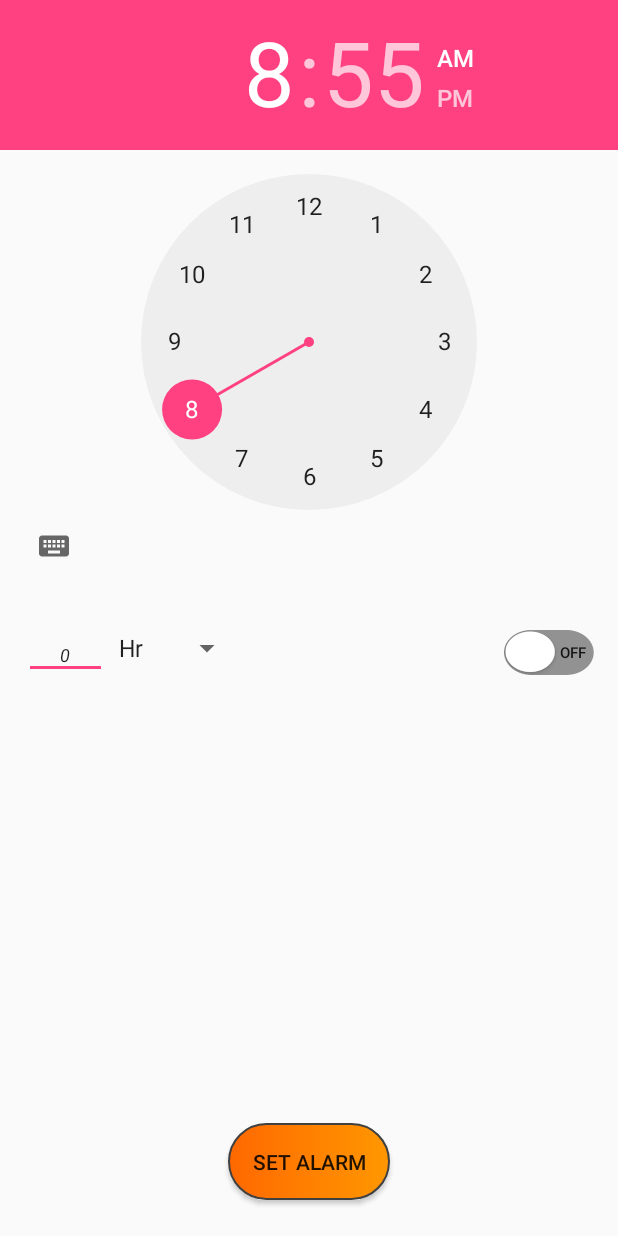
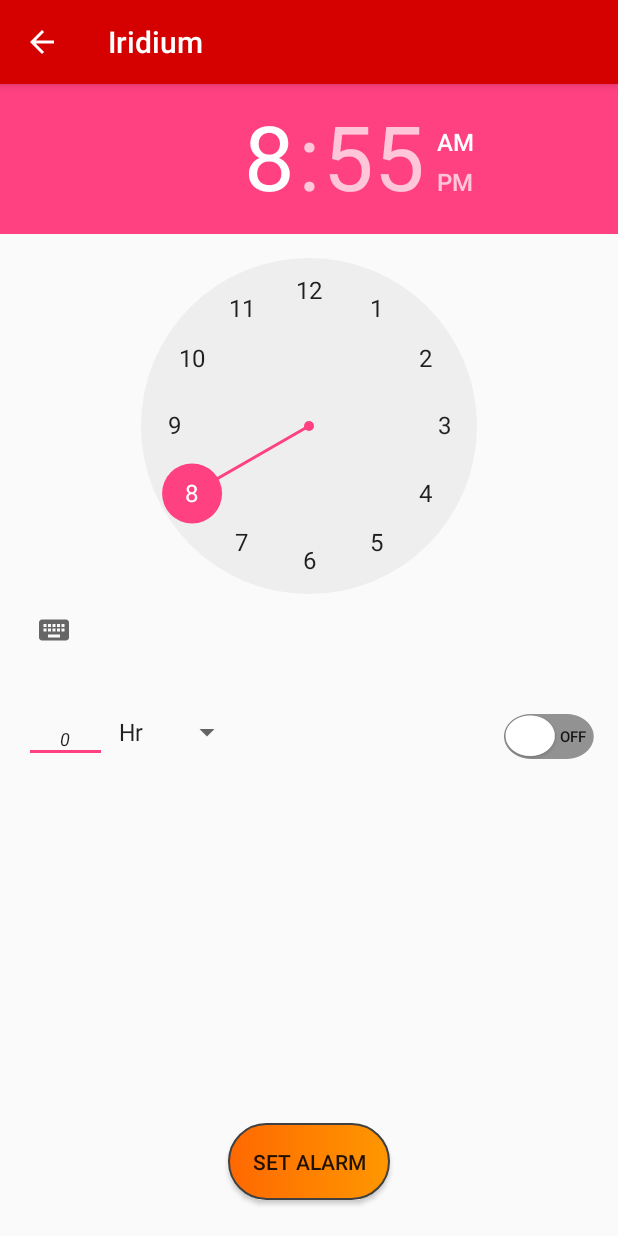
Before and after one commit to droideveloper1996/InternetOfThings1, an Android app: the MainActivity screen opened directly, with no data from a screen before it, in the side drawer, after a tap on "Timer", on a phone screen of 412 x 824 dp. Run offline under Robolectric (Android 15) with nearby library versions, the light colour scheme and no system bars; our stand-ins replace Volley; libraries missing offline, so code that uses them is left out: com.firebase.jobdispatcher; network calls fail; 8 statements that could not run were skipped.

Commit message:
FCM - 24/07/2017

```diff
--- a/app/build.gradle
+++ b/app/build.gradle
@@ -26,6 +26,7 @@ dependencies {
         exclude group: 'com.android.support', module: 'support-annotations'
     })
 
+
     compile 'com.android.support:appcompat-v7:25.3.1'
     compile 'com.android.support:design:25.3.1'
     compile 'com.android.support:recyclerview-v7:25.0.1'
@@ -37,7 +38,7 @@ dependencies {
     compile 'com.android.support.constraint:constraint-layout:1.0.2'
     compile 'com.firebase:firebase-jobdispatcher:0.5.0'
     compile 'com.android.support:multidex:1.0.1'
-
+    compile 'com.google.firebase:firebase-messaging:9.2.0'
     testCompile 'junit:junit:4.12'
 }
 
@@ -45,4 +46,5 @@ dependencies {
 
 
 
+
 apply plugin: 'com.google.gms.google-services'
--- a/app/src/main/java/iotmaster/com/internetofthings/UserInterface/AlarmActivity.java
+++ b/app/src/main/java/iotmaster/com/internetofthings/UserInterface/AlarmActivity.java
@@ -5,6 +5,7 @@ import android.app.PendingIntent;
 import android.content.Intent;
 import android.os.Bundle;
 import android.support.v7.app.AppCompatActivity;
+import android.support.v7.widget.Toolbar;
 import android.util.Log;
 import android.view.View;
 import android.view.View.OnClickListener;
@@ -38,6 +39,9 @@ public class AlarmActivity extends AppCompatActivity implements AdapterView.OnIt
     protected void onCreate(Bundle savedInstanceState) {
         super.onCreate(savedInstanceState);
         setContentView(R.layout.activity_alarm);
+        Toolbar toolbar = (Toolbar) findViewById(R.id.toolbar);
+        setSupportActionBar(toolbar);
+        getSupportActionBar().setDisplayHomeAsUpEnabled(true);
 
         final TimePicker timePicker = (TimePicker) findViewById(R.id.timePicker);
         Button button = (Button) findViewById(R.id.setTime);
@@ -99,7 +103,7 @@ public class AlarmActivity extends AppCompatActivity implements AdapterView.OnIt
         calendar.set(Calendar.HOUR_OF_DAY, hour);
         calendar.set(Calendar.MINUTE, min);
         alarmManager.setRepeating(AlarmManager.RTC_WAKEUP, calendar.getTimeInMillis(),
-               intervalFrequency, pendingIntent);
+                intervalFrequency, pendingIntent);
         Log.i("AlarmActivity", intervalFrequency.toString());
     }
 
@@ -109,17 +113,15 @@ public class AlarmActivity extends AppCompatActivity implements AdapterView.OnIt
 
         switch (position) {
             case 0:
-                intervalFrequency = timX * 3600 * 1*1000;
+                intervalFrequency = timX * 3600 * 1 * 1000;
                 break;
             case 1:
-                intervalFrequency = timX * 60*1000;
+                intervalFrequency = timX * 60 * 1000;
                 break;
             case 2:
-                intervalFrequency = timX*1000;
+                intervalFrequency = timX * 1000;
                 break;
         }
-
-
 
 
     }
--- a/app/src/main/java/iotmaster/com/internetofthings/UserInterface/MainActivity.java
+++ b/app/src/main/java/iotmaster/com/internetofthings/UserInterface/MainActivity.java
@@ -7,14 +7,17 @@ import android.content.Context;
 import android.content.DialogInterface;
 import android.content.Intent;
 import android.content.IntentFilter;
+import android.content.SharedPreferences;
 import android.content.pm.PackageManager;
 import android.net.wifi.ScanResult;
 import android.net.wifi.WifiManager;
 import android.os.Bundle;
+import android.os.Vibrator;
 import android.speech.RecognizerIntent;
 import android.support.design.widget.NavigationView;
 import android.support.design.widget.NavigationView.OnNavigationItemSelectedListener;
 import android.support.v4.app.ActivityCompat;
+import android.support.v4.content.LocalBroadcastManager;
 import android.support.v4.widget.DrawerLayout;
 import android.support.v7.app.ActionBar;
 import android.support.v7.app.ActionBarDrawerToggle;
@@ -40,6 +43,7 @@ import com.android.volley.Response;
 import com.android.volley.VolleyError;
 import com.android.volley.toolbox.StringRequest;
 import com.android.volley.toolbox.Volley;
+import com.google.firebase.messaging.FirebaseMessaging;
 
 import org.json.JSONException;
 import org.json.JSONObject;
@@ -51,6 +55,8 @@ import java.util.Locale;
 import java.util.Map;
 
 import iotmaster.com.internetofthings.BackgroundServices.DeviceStatusCheck;
+import iotmaster.com.internetofthings.BackgroundServices.ReminderHelper;
+import iotmaster.com.internetofthings.FireBaseCloudMessaging.Config;
 import iotmaster.com.internetofthings.Location.LocationActivity;
 import iotmaster.com.internetofthings.Network.NetworkUtils;
 import iotmaster.com.internetofthings.R;
@@ -60,6 +66,7 @@ import static iotmaster.com.internetofthings.UserInterface.SwitchRegisterActivit
 
 public class MainActivity extends AppCompatActivity {
 
+    private static final String TAG ="MainActivity.this" ;
     private ActionBarDrawerToggle mDrawerToggle;
     private DrawerLayout mDrawerLayout;
     private NavigationView mNavigationView;
@@ -67,15 +74,15 @@ public class MainActivity extends AppCompatActivity {
     private Context mContext;
     List<ScanResult> scanResults;
     private IntentFilter mIntentFilter;
-    ImageView power_switch;
-    Boolean isSwitched = false;
+    private BroadcastReceiver mRegistrationBroadcastReceiver;
+
+    static ImageView power_switch;
+    static Boolean isSwitched = false;
     LinearLayout linearLayout;
     NetworkUtils network;
     ActionBar actionBar;
     RelativeLayout relativeLayout;
-    IntentFilter intentFilter;
-    public static final String HIGH_STATE = "1";
-    public static final String LOW_STATE = "0";
+
     DeviceState deviceState;
     public static final String SAVED_STATE_KEY = "saved-state";
     ProgressBar progressBar;
@@ -85,15 +92,13 @@ public class MainActivity extends AppCompatActivity {
     protected void onCreate(final Bundle savedInstanceState) {
         super.onCreate(savedInstanceState);
         setContentView(R.layout.activity_main);
-        relativeLayout=(RelativeLayout)findViewById(R.id.main_relative_layout);
+        relativeLayout = (RelativeLayout) findViewById(R.id.main_relative_layout);
         NotificationUtils.GeoNotification(this);
         //Firebase Job Dispatcher;
-        progressBar=(ProgressBar)findViewById(R.id.progressBar);
-        ProgresText=(TextView)findViewById(R.id.progressText);
+        progressBar = (ProgressBar) findViewById(R.id.progressBar);
+        ProgresText = (TextView) findViewById(R.id.progressText);
         deviceState = new DeviceState();
-        intentFilter = new IntentFilter();
-        intentFilter.addAction(HIGH_STATE);
-        intentFilter.addAction(LOW_STATE);
+
 
         DeviceStatusCheck.checkStatus(this);
         Boolean fromSetupActivity = getIntent().getBooleanExtra("fromSetupActivity", false);
@@ -127,9 +132,7 @@ public class MainActivity extends AppCompatActivity {
         mDrawerToggle.syncState();
         network = new NetworkUtils(this);
 
-        intentFilter = new IntentFilter();
-        intentFilter.addAction(HIGH_STATE);
-        intentFilter.addAction(LOW_STATE);
+
         if (ActivityCompat.checkSelfPermission(this, Manifest.permission.ACCESS_FINE_LOCATION) != PackageManager.PERMISSION_GRANTED) {
             ActivityCompat.requestPermissions(this, new String[]{Manifest.permission.ACCESS_FINE_LOCATION}, 1);
 
@@ -156,13 +159,17 @@ public class MainActivity extends AppCompatActivity {
 
 
         getSupportActionBar().setDisplayHomeAsUpEnabled(true);
+
+        /***
+         * Voice Search Begins Here...
+         */
     /*    floatingActionButton.setOnClickListener(new OnClickListener() {
             @Override
             public void onClick(View view) {
                 listen();
             }
         });*/
-
+        Vibrator vibrator = (Vibrator) getSystemService(VIBRATOR_SERVICE);
         power_switch.setOnClickListener(new OnClickListener() {
             @Override
             public void onClick(View view) {
@@ -170,6 +177,7 @@ public class MainActivity extends AppCompatActivity {
 
                     power_switch.setImageResource(R.drawable.ic_power_button);
                     isSwitched = true;
+
                     NetworkUtils.getdata(MainActivity.this, "1");
 
 
@@ -219,8 +227,46 @@ public class MainActivity extends AppCompatActivity {
         });
 
         // NotificationUtils.GeoNotification(this);
+
+
+        mRegistrationBroadcastReceiver = new BroadcastReceiver() {
+            @Override
+            public void onReceive(Context context, Intent intent) {
+
+                // checking for type intent filter
+                if (intent.getAction().equals(Config.REGISTRATION_COMPLETE)) {
+                    // gcm successfully registered
+                    // now subscribe to `global` topic to receive app wide notifications
+                    FirebaseMessaging.getInstance().subscribeToTopic(Config.TOPIC_GLOBAL);
+
+                    displayFirebaseRegId();
+
+                } else if (intent.getAction().equals(Config.PUSH_NOTIFICATION)) {
+                    // new push notification is received
+
+                    String message = intent.getStringExtra("message");
+
+                    Toast.makeText(getApplicationContext(), "Push notification: " + message, Toast.LENGTH_LONG).show();
+
+                   // txtMessage.setText(message);
                 }
+            }
+        };
 
+        displayFirebaseRegId();
+
+}
+    private void displayFirebaseRegId() {
+        SharedPreferences pref = getApplicationContext().getSharedPreferences(Config.SHARED_PREF, 0);
+        String regId = pref.getString("regId", null);
+
+        Log.e(TAG, "Firebase reg id: " + regId);
+
+     /*   if (!TextUtils.isEmpty(regId))
+            txtRegId.setText("Firebase Reg Id: " + regId);
+        else
+            txtRegId.setText("Firebase Reg Id is not received yet!");*/
+    }
 
     @Override
     public boolean onOptionsItemSelected(MenuItem item) {
@@ -232,6 +278,9 @@ public class MainActivity extends AppCompatActivity {
         switch (id) {
             case R.id.action_setting:
                 startActivity(new Intent(MainActivity.this, SettingsActivity.class));
+                break;
+            case R.id.action_voice:
+                listen();
                 break;
 
         }
@@ -397,7 +446,7 @@ public class MainActivity extends AppCompatActivity {
 
     }
 
-    public void getState(Boolean check) {
+    public static void getState(Boolean check) {
         if (check) {
             power_switch.setImageResource(R.drawable.ic_power_button);
             isSwitched = true;
@@ -410,15 +459,24 @@ public class MainActivity extends AppCompatActivity {
 
     @Override
     protected void onPause() {
+        LocalBroadcastManager.getInstance(this).unregisterReceiver(mRegistrationBroadcastReceiver);
         super.onPause();
-        unregisterReceiver(deviceState);
+
     }
 
     @Override
     protected void onResume() {
         super.onResume();
-        registerReceiver(deviceState, intentFilter);
+        LocalBroadcastManager.getInstance(this).registerReceiver(mRegistrationBroadcastReceiver,
+                new IntentFilter(Config.REGISTRATION_COMPLETE));
 
+        // register new push message receiver
+        // by doing this, the activity will be notified each time a new message arrives
+        LocalBroadcastManager.getInstance(this).registerReceiver(mRegistrationBroadcastReceiver,
+                new IntentFilter(Config.PUSH_NOTIFICATION));
+
+        // clear the notification area when the app is opened
+        NotificationUtils.clearNotifications(getApplicationContext());
 
     }
 
@@ -438,11 +496,21 @@ public class MainActivity extends AppCompatActivity {
     }
 
 
-    public class DeviceState extends BroadcastReceiver {
+public static class DeviceState extends BroadcastReceiver {
 
+    public DeviceState() {
+        //super();
+    }
 
     @Override
     public void onReceive(Context context, Intent intent) {
+
+        String action = intent.getAction();
+        if (action.equals(ReminderHelper.INTENT_ACTION_POSITIVE)) {
+            getState(true);
+        } else if (action.equals(ReminderHelper.INTENT_ACTION_NEGATIVE)) {
+            getState(false);
+        }
 
     }
 
@@ -453,8 +521,6 @@ public class MainActivity extends AppCompatActivity {
     public void checkDeviceState(final String key) {
 
         if (key != null) {
-            String finalResult;
-
             String url = "http://iotsswitch.atwebpages.com/switchit.php";
             StringRequest stringRequest = new StringRequest(Request.Method.POST, url,
                     new Response.Listener<String>() {
@@ -466,17 +532,9 @@ public class MainActivity extends AppCompatActivity {
                                 String state = jsonObject.optString("status");
                                 Log.i("NetworkUtils GetState", state);
 
-                                if (state.equals("1")) {
-                                    Toast.makeText(MainActivity.this, "HiGH Response", Toast.LENGTH_LONG).show();
-                                    getState(true);
-                                } else if (state.equals("0")) {
-                                    Toast.makeText(MainActivity.this, "LOW Response", Toast.LENGTH_LONG).show();
-                                    getState(false);
-                                }
                             } catch (JSONException e) {
                                 e.printStackTrace();
-                            }
-                            finally {
+                            } finally {
                                 progressBar.setVisibility(View.GONE);
                                 ProgresText.setVisibility(View.GONE);
                                 relativeLayout.setVisibility(View.VISIBLE);
@@ -487,7 +545,11 @@ public class MainActivity extends AppCompatActivity {
                     new Response.ErrorListener() {
                         @Override
                         public void onErrorResponse(VolleyError error) {
-                            Toast.makeText(MainActivity.this, error.toString(), Toast.LENGTH_LONG).show();
+
+                            progressBar.setVisibility(View.GONE);
+                            ProgresText.setText("Please Check Internet Connection");
+
+
                         }
                     }) {
                 @Override
--- a/app/src/main/res/layout/activity_alarm.xml
+++ b/app/src/main/res/layout/activity_alarm.xml
@@ -7,6 +7,10 @@
     android:orientation="vertical"
     tools:context="iotmaster.com.internetofthings.UserInterface.AlarmActivity">
 
+    <include
+        layout="@layout/my_device_toolbar"
+        android:layout_width="match_parent"
+        android:layout_height="wrap_content"/>
 
     <TimePicker
         android:id="@+id/timePicker"
@@ -24,13 +28,14 @@
             android:layout_marginLeft="16dp"
             android:layout_marginTop="32dp"
             android:gravity="center"
+            android:hint="Interval Time"
             android:inputType="number"
             android:padding="8dp"
             android:text="0"
-            android:hint="Interval Time"
             android:textSize="12dp"
             android:textStyle="italic"
             />
+
         <Spinner
             android:id="@+id/spinner"
             android:layout_width="wrap_content"
@@ -38,20 +43,21 @@
             android:layout_marginTop="32dp"
             android:layout_toRightOf="@id/interval"
             android:prompt="@string/spinner_title"/>
+
         <ToggleButton
             android:id="@+id/toggleButton"
             android:layout_width="60dp"
             android:layout_height="30dp"
             android:layout_alignParentRight="true"
+            android:layout_marginRight="16dp"
             android:layout_marginTop="32dp"
             android:background="@drawable/toggle_selector"
             android:checked="false"
+            android:padding="5dp"
             android:text="On"
-            android:layout_marginRight="16dp"
-            android:padding="5dp"
             android:textAlignment="textEnd"
-            android:textSize="10dp"
-            android:textOff="Off"/>
+            android:textOff="Off"
+            android:textSize="10dp"/>
 
 
         <Button
--- a/app/src/main/res/layout/activity_main.xml
+++ b/app/src/main/res/layout/activity_main.xml
@@ -33,7 +33,7 @@
                       android:id="@+id/linearLayout"
                       android:layout_width="match_parent"
                       android:layout_height="match_parent"
-                      android:background="@color/powerOff"
+                      android:background="#16222A"
                       android:orientation="vertical"
                       android:padding="@dimen/activity_vertical_margin"
                       app:layout_behavior="@string/appbar_scrolling_view_behavior">
@@ -52,7 +52,7 @@
                     android:layout_centerInParent="true"
                     android:layout_marginTop="16dp"
                     android:textStyle="italic"
-                    android:text="Fetching Data Please Wait..."
+                    android:text="Getting State Please Wait..."
                     android:textColor="#f8f8f8"
                     android:textSize="18dp"/>
 
--- a/app/src/main/res/menu/main_menu.xml
+++ b/app/src/main/res/menu/main_menu.xml
@@ -7,5 +7,12 @@
         android:title="Settings"
         app:showAsAction="never"
         />
+    <item
+        android:orderInCategory="100"
+        app:showAsAction="always"
+        android:icon="@drawable/ic_mic_white_24px"
+        android:title="Voice Action"
+        android:id="@+id/action_voice"
+        />
 
 </menu>
--- a/app/src/main/res/values/colors.xml
+++ b/app/src/main/res/values/colors.xml
@@ -37,4 +37,5 @@
     </array>
     <color name="powerOn">#f2f2f2</color>
     <color name="powerOff">#272d2d</color>
+
 </resources>
```
Also changed, not shown: app/src/main/AndroidManifest.xml (+18 -1 lines), app/src/main/java/iotmaster/com/internetofthings/BackgroundServices/ReminderHelper.java (+18 -5 lines), app/src/main/java/iotmaster/com/internetofthings/FireBaseCloudMessaging/MyFirebaseInstanceIDService.java (added, +26 -0 lines), app/src/main/java/iotmaster/com/internetofthings/Network/NetworkUtils.java (+13 -5 lines), app/src/main/java/iotmaster/com/internetofthings/UserInterface/NotificationUtils.java (+200 -1 lines), app/src/main/res/drawable/main_gradient.xml (added, +8 -0 lines), app/src/main/res/drawable-xhdpi/p1.png, app/src/main/res/drawable-xhdpi/p2.png. Lines whose indentation alone changed are shown as unchanged.
